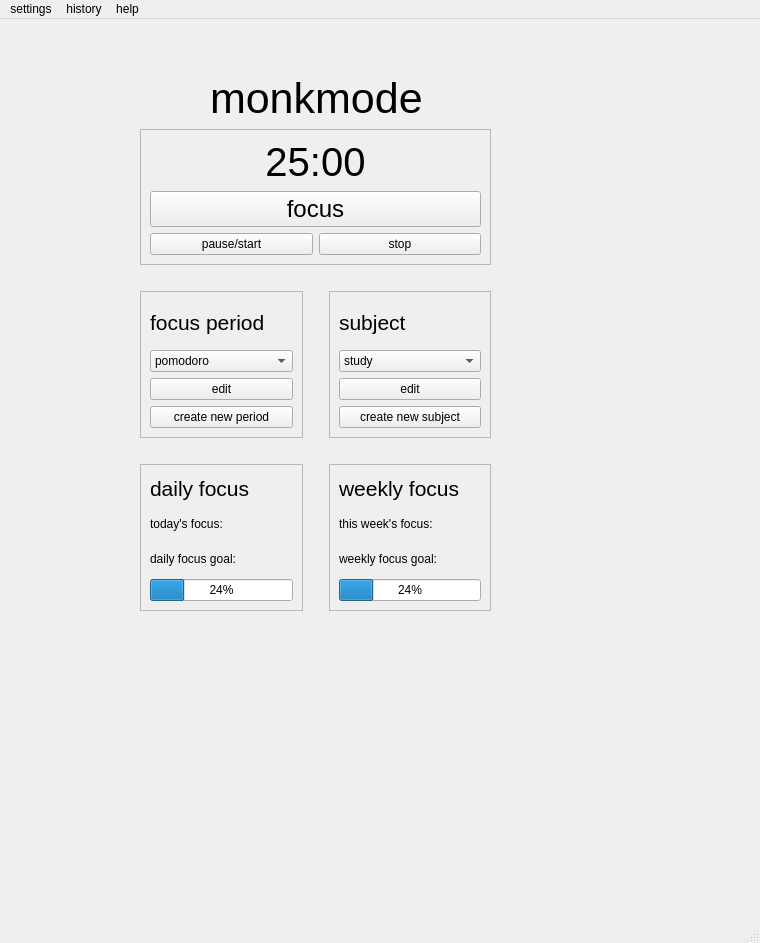
Above: ui/mainwindow.ui from dop14/monkmode before the change. Below: the same form after it.
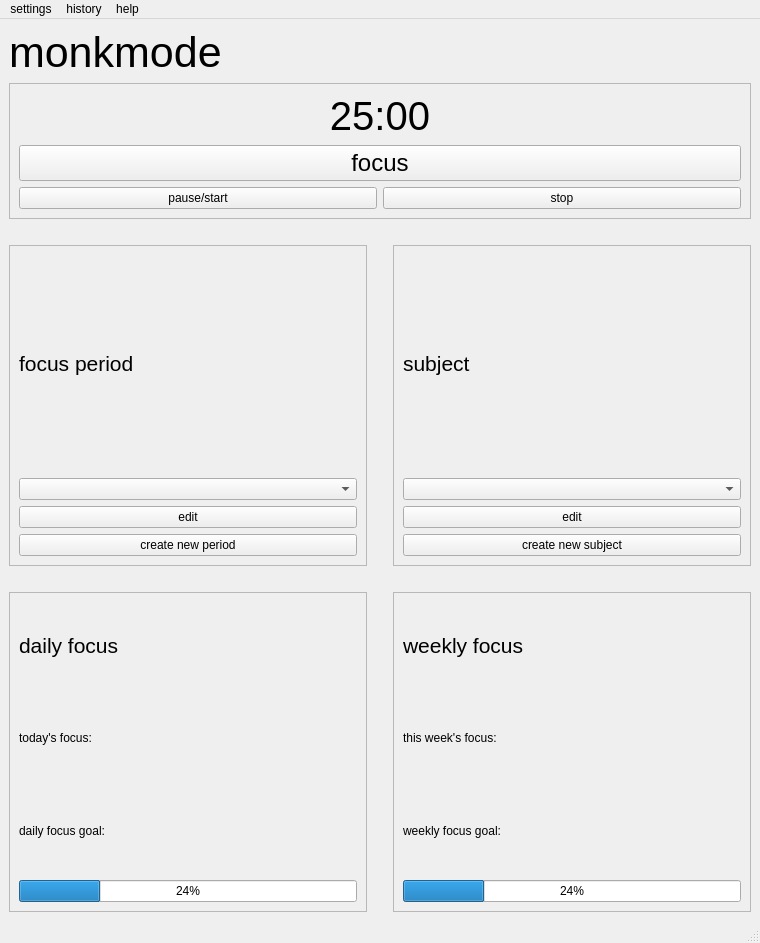
That is the form after the change.

```diff
--- a/ui/mainwindow.ui
+++ b/ui/mainwindow.ui
@@ -26,15 +26,9 @@
    <bool>false</bool>
   </property>
   <widget class="QWidget" name="mainLayout">
+   <layout class="QVBoxLayout" name="verticalLayout">
+    <item>
    <widget class="QLabel" name="label">
-    <property name="geometry">
-     <rect>
-      <x>210</x>
-      <y>50</y>
-      <width>218</width>
-      <height>58</height>
-     </rect>
-    </property>
     <property name="font">
      <font>
       <pointsize>32</pointsize>
@@ -44,15 +38,8 @@
      <string>monkmode</string>
     </property>
    </widget>
-   <widget class="QWidget" name="layoutWidget">
-    <property name="geometry">
-     <rect>
-      <x>140</x>
-      <y>110</y>
-      <width>351</width>
-      <height>482</height>
-     </rect>
-    </property>
+    </item>
+    <item>
     <layout class="QVBoxLayout" name="verticalLayout_10">
      <item>
       <widget class="QFrame" name="focusFrame">
@@ -164,13 +151,7 @@
              </widget>
             </item>
             <item>
-             <widget class="QComboBox" name="period_combobox">
-              <item>
-               <property name="text">
-                <string>pomodoro</string>
-               </property>
-              </item>
-             </widget>
+              <widget class="QComboBox" name="period_combobox"/>
             </item>
             <item>
              <widget class="QPushButton" name="editperiod_btn">
@@ -286,13 +267,7 @@
              </widget>
             </item>
             <item>
-             <widget class="QComboBox" name="subject_combobox">
-              <item>
-               <property name="text">
-                <string>study</string>
-               </property>
-              </item>
-             </widget>
+              <widget class="QComboBox" name="subject_combobox"/>
             </item>
             <item>
              <widget class="QPushButton" name="edit_subject_btn">
@@ -374,7 +349,8 @@
       </layout>
      </item>
     </layout>
-   </widget>
+    </item>
+   </layout>
   </widget>
   <widget class="QMenuBar" name="menubar">
    <property name="geometry">
```
Lines whose indentation alone changed are shown as unchanged.
